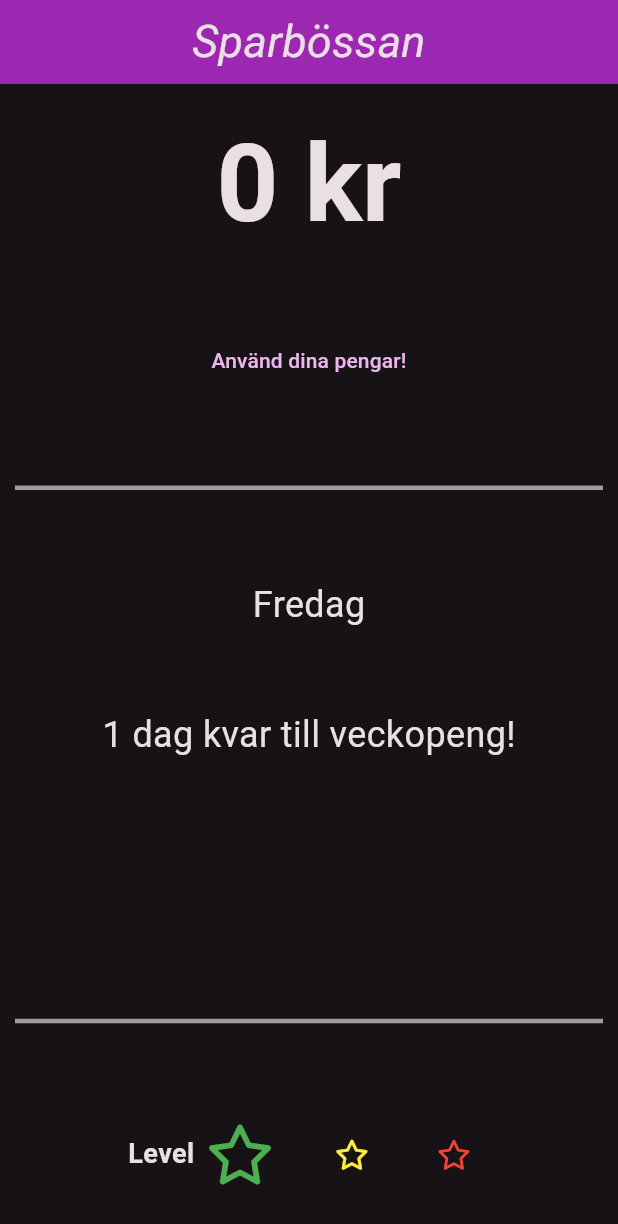
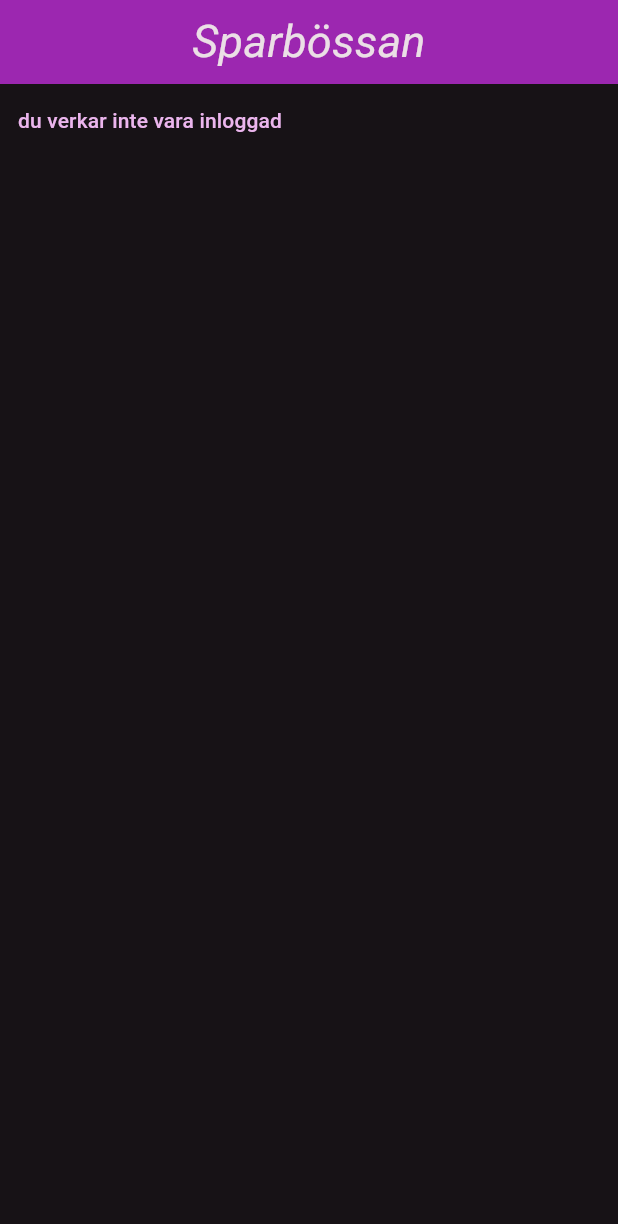
Before and after one commit to holewa/sparboessan, a Flutter app: the screen it shows after launch, on a phone screen of 412 x 824 dp. Shown: the top 1224 px of the screen. Run offline on Flutter 3.47's test engine with Material 3 defaults, Android fonts, the phone set to English and light mode, and no system bars; our stand-ins replace font_awesome_flutter.

Commit message:
lagt till temporär inloggning

```diff
--- a/lib/pages/home_page.dart
+++ b/lib/pages/home_page.dart
@@ -1,7 +1,10 @@
 import 'package:flutter/material.dart';
 import 'package:pengastigen/providers/date_provider.dart';
 import 'package:pengastigen/providers/money_provider.dart';
+import 'package:pengastigen/providers/user_provider.dart';
 import 'package:pengastigen/widgets/level_indicator.dart';
+import 'package:pengastigen/widgets/log_in_dialog.dart';
+import 'package:pengastigen/widgets/use_money_dialog.dart';
 import 'package:provider/provider.dart';
 
 class HomePage extends StatelessWidget {
@@ -9,6 +12,8 @@ class HomePage extends StatelessWidget {
 
   @override
   Widget build(BuildContext context) {
+    bool isLoggedIn = context.watch<UserProvider>().isLoggedIn;
+
     return Scaffold(
       appBar: AppBar(
         centerTitle: true,
@@ -22,22 +27,31 @@ class HomePage extends StatelessWidget {
           ],
         ),
       ),
-      body: Column(
+      body: isLoggedIn ? Column(
         mainAxisAlignment: MainAxisAlignment.spaceAround,
         children: [
+          Align(
+            alignment: Alignment.topLeft,
+            child: Row(
+              children: [
+                const Icon(Icons.verified_user),
+                Text(
+                  'Ruben',
+                  style: Theme.of(context).textTheme.displaySmall,
+                ),
+              ],
+            ),
+          ),
           Text(
-            //watch class "lyssnar" på denna variabel.
             context.watch<MoneyProvider>().currentMoneyText,
             style: Theme.of(context).textTheme.displayLarge,
           ),
-          const DialogExample(),
+          const UseMoneyDialog(),
           const Divider(),
           Text(
-            //watch class "lyssnar" på denna variabel.
             context.watch<DateProvider>().currentDay,
           ),
           Text(
-            //watch class "lyssnar" på denna variabel.
             context.watch<DateProvider>().daysUntilSaturdayText,
           ),
           const SizedBox(
@@ -50,53 +64,7 @@ class HomePage extends StatelessWidget {
           //   context.read<MoneyProvider>().updateMoney(50);
           // })
         ],
-      ),
+      ): const LogInDialog(),
     );
   }
 }
-
-class DialogExample extends StatelessWidget {
-  const DialogExample({super.key});
-
-  @override
-  Widget build(BuildContext context) {
-    return TextButton(
-      onPressed: () async {
-        // Show dialog and wait for a result
-        String? result = await showDialog<String>(
-          context: context,
-          builder: (BuildContext context) => AlertDialog(
-            title: const Text(
-            'Använda pengar..',
-          ),
-            content:
-             Text(
-            'Är du säker på att du vill använda dina pengar?',
-            style: Theme.of(context).textTheme.displaySmall,
-          ),
-            actions: <Widget>[
-              TextButton(
-                onPressed: () {
-                  Navigator.pop(context, 'Nej');
-                },
-                child: const Text('Nej'),
-              ),
-              TextButton(
-                onPressed: () {
-                  Navigator.pop(context, 'Ja');
-                },
-                child: const Text('Ja'),
-              ),
-            ],
-          ),
-        );
-
-        if (result == 'Ja') {
-        //TODO kolla på nedanstående fel
-          context.read<MoneyProvider>().useYourMoney();
-        }
-      },
-      child: const Text('Använd dina pengar!'),
-    );
-  }
-}
--- a/lib/providers/custom_multi_provider.dart
+++ b/lib/providers/custom_multi_provider.dart
@@ -2,6 +2,7 @@
 import 'package:flutter/material.dart';
 import 'package:pengastigen/providers/date_provider.dart';
 import 'package:pengastigen/providers/money_provider.dart';
+import 'package:pengastigen/providers/user_provider.dart';
 import 'package:provider/provider.dart';
 
 class CustomMultiProvider extends StatelessWidget {
@@ -19,6 +20,9 @@ class CustomMultiProvider extends StatelessWidget {
         ChangeNotifierProvider(
           create: (context) => DateProvider(),
         ),
+        ChangeNotifierProvider(
+          create: (context) => UserProvider(),
+        ),
       ],
       child: child,
     );
--- /dev/null
+++ b/lib/providers/user_provider.dart
@@ -0,0 +1,19 @@
+import 'package:flutter/material.dart';
+
+class UserProvider extends ChangeNotifier {
+  String _currentUser = 'user has not been registered';
+  bool _isLoggedIn = false;
+
+  String get name => _currentUser;
+  bool get isLoggedIn => _isLoggedIn;
+
+  void setName(String newName) {
+    _currentUser = newName;
+    notifyListeners();
+  }
+
+  void setIsLoggedIn() {
+    _isLoggedIn = true;
+    notifyListeners();
+  }
+}
--- /dev/null
+++ b/lib/widgets/log_in_dialog.dart
@@ -0,0 +1,47 @@
+import 'package:flutter/material.dart';
+import 'package:pengastigen/providers/user_provider.dart';
+import 'package:provider/provider.dart';
+
+class LogInDialog extends StatelessWidget {
+  const LogInDialog({super.key});
+
+  @override
+  Widget build(BuildContext context) {
+    return TextButton(
+      onPressed: () async {
+        // Show dialog and wait for a result
+        String? result = await showDialog<String>(
+          context: context,
+          builder: (BuildContext context) => AlertDialog(
+            title: const Text(
+              'Logga in',
+            ),
+            content: Text(
+              'Logga in?',
+              style: Theme.of(context).textTheme.displaySmall,
+            ),
+            actions: <Widget>[
+              TextButton(
+                onPressed: () {
+                  Navigator.pop(context, 'Nej');
+                },
+                child: const Text('Nej'),
+              ),
+              TextButton(
+                onPressed: () {
+                  Navigator.pop(context, 'Ja');
+                },
+                child: const Text('Ja'),
+              ),
+            ],
+          ),
+        );
+
+        if (result == 'Ja') {
+          context.read<UserProvider>().setIsLoggedIn();
+        }
+      },
+      child: const Text('du verkar inte vara inloggad'),
+    );
+  }
+}
```
Also changed, not shown: lib/widgets/money_tracker.dart (+1 -15 lines), lib/widgets/use_money_dialog.dart (added, +48 -0 lines), lib/main.dart (line endings or trailing spaces).
